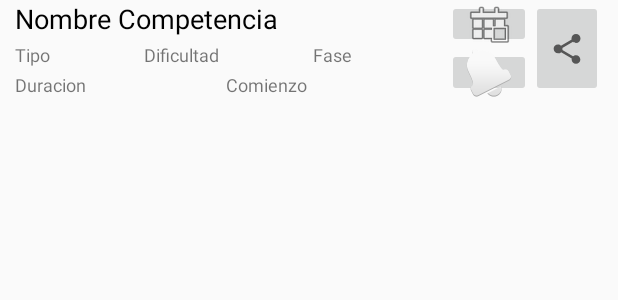
After one commit to hrickert/codeforces, an Android app: the layout item_contest.xml on its own in the app's theme, with its tools: preview values and no code run, on a phone screen of 412 x 824 dp. The commit adds this screen. Shown: the top 300 px of the screen. Run offline under Robolectric (Android 15) with nearby library versions, the phone set to English and light mode, and no system bars.

Commit message:
listview de competencias y usuarios basicos, falta asignar los datos reales

```diff
--- a/app/src/main/java/grupo_go_ra_ri/dam/isi/frsf/codeforces/model/User.java
+++ b/app/src/main/java/grupo_go_ra_ri/dam/isi/frsf/codeforces/model/User.java
@@ -1,8 +1,5 @@
 package grupo_go_ra_ri.dam.isi.frsf.codeforces.model;
 
-/**
- * Created by hrickert on 14/01/2018.
- */
 
 public class User {
     private String handle; 	                // Codeforces user handle.
--- a/app/src/main/res/layout/fragment_users.xml
+++ b/app/src/main/res/layout/fragment_users.xml
@@ -2,7 +2,7 @@
     xmlns:tools="http://schemas.android.com/tools"
     android:layout_width="match_parent"
     android:layout_height="match_parent"
-    tools:context="grupo_go_ra_ri.dam.isi.frsf.codeforces.users">
+    tools:context="grupo_go_ra_ri.dam.isi.frsf.codeforces.users_list">
 
 
     <LinearLayout
@@ -31,7 +31,7 @@
             android:layout_weight="20" />
 
         <Button
-            android:id="@+id/button"
+            android:id="@+id/btn_compare"
             android:layout_width="wrap_content"
             android:layout_height="wrap_content"
             android:layout_gravity="right"
--- /dev/null
+++ b/app/src/main/res/layout/item_contest.xml
@@ -0,0 +1,132 @@
+<?xml version="1.0" encoding="utf-8"?>
+<LinearLayout xmlns:android="http://schemas.android.com/apk/res/android"
+    xmlns:app="http://schemas.android.com/apk/res-auto"
+    android:orientation="vertical" android:layout_width="match_parent"
+    android:layout_height="match_parent">
+
+    <LinearLayout
+        android:layout_width="match_parent"
+        android:layout_height="wrap_content"
+        android:layout_marginLeft="10dp"
+        android:layout_marginRight="10dp"
+        android:orientation="horizontal">
+
+        <LinearLayout
+            android:layout_width="match_parent"
+            android:layout_height="wrap_content"
+            android:layout_gravity="center"
+            android:layout_weight="10"
+            android:orientation="vertical">
+
+            <TextView
+                android:id="@+id/tvc_name"
+                android:layout_width="match_parent"
+                android:layout_height="wrap_content"
+                android:text="Nombre Competencia"
+                android:textColor="@color/colorBlack"
+                android:textSize="18sp" />
+
+            <Space
+                android:layout_width="match_parent"
+                android:layout_height="3dp" />
+
+            <LinearLayout
+                android:layout_width="match_parent"
+                android:layout_height="match_parent"
+                android:orientation="horizontal">
+
+                <TextView
+                    android:id="@+id/tvc_type"
+                    android:layout_width="wrap_content"
+                    android:layout_height="wrap_content"
+                    android:layout_weight="1"
+                    android:text="Tipo"
+                    android:textSize="12sp" />
+
+                <TextView
+                    android:id="@+id/tvc_difficult"
+                    android:layout_width="wrap_content"
+                    android:layout_height="wrap_content"
+                    android:layout_weight="1"
+                    android:text="Dificultad"
+                    android:textSize="12sp" />
+
+                <TextView
+                    android:id="@+id/tvc_phase"
+                    android:layout_width="wrap_content"
+                    android:layout_height="wrap_content"
+                    android:layout_weight="1"
+                    android:text="Fase"
+                    android:textSize="12sp" />
+            </LinearLayout>
+
+            <Space
+                android:layout_width="match_parent"
+                android:layout_height="3dp" />
+
+            <LinearLayout
+                android:layout_width="match_parent"
+                android:layout_height="match_parent"
+                android:orientation="horizontal">
+
+                <TextView
+                    android:id="@+id/tvc_duration"
+                    android:layout_width="wrap_content"
+                    android:layout_height="wrap_content"
+                    android:layout_weight="1"
+                    android:text="Duracion"
+                    android:textSize="12sp" />
+
+                <TextView
+                    android:id="@+id/tvc_start"
+                    android:layout_width="wrap_content"
+                    android:layout_height="wrap_content"
+                    android:layout_weight="1"
+                    android:text="Comienzo"
+                    android:textSize="12sp" />
+
+            </LinearLayout>
+
+        </LinearLayout>
+
+        <LinearLayout
+            android:layout_width="wrap_content"
+            android:layout_height="match_parent"
+            android:layout_gravity="center"
+            android:orientation="vertical">
+
+            <ImageButton
+                android:id="@+id/img_fecha"
+                android:layout_width="match_parent"
+                android:layout_height="0dp"
+                android:layout_weight="1"
+                android:maxHeight="25dp"
+                android:maxWidth="25dp"
+                android:minHeight="25dp"
+                android:minWidth="25dp"
+                app:srcCompat="@android:drawable/ic_menu_today" />
+
+            <ImageButton
+                android:id="@+id/img_alarma"
+                android:layout_width="match_parent"
+                android:layout_height="0dp"
+                android:layout_weight="1"
+                android:maxHeight="25dp"
+                android:maxWidth="25dp"
+                android:minHeight="25dp"
+                android:minWidth="25dp"
+                app:srcCompat="@android:drawable/ic_popup_reminder" />
+        </LinearLayout>
+
+        <ImageButton
+            android:id="@+id/img_compartir"
+            android:layout_width="wrap_content"
+            android:layout_height="match_parent"
+            android:layout_gravity="center"
+            android:maxHeight="25dp"
+            android:maxWidth="25dp"
+            android:minHeight="25dp"
+            android:minWidth="25dp"
+            app:srcCompat="?android:attr/actionModeShareDrawable" />
+    </LinearLayout>
+</LinearLayout>
--- a/app/src/main/res/values/strings.xml
+++ b/app/src/main/res/values/strings.xml
@@ -5,4 +5,7 @@
     <string name="navigation_drawer_open">Open navigation drawer</string>
     <string name="navigation_drawer_close">Close navigation drawer</string>
 
+    <!-- TODO: Remove or change this placeholder text -->
+    <string name="hello_blank_fragment">Hello blank fragment</string>
+
 </resources>
```
Also changed, not shown: app/src/main/java/grupo_go_ra_ri/dam/isi/frsf/codeforces/MenuSlideActivity.java (+4 -4 lines), app/src/main/java/grupo_go_ra_ri/dam/isi/frsf/codeforces/adaptadores/adaptador_competencia.java (added, +70 -0 lines), app/src/main/java/grupo_go_ra_ri/dam/isi/frsf/codeforces/adaptadores/adaptador_usuario.java (added, +75 -0 lines), app/src/main/java/grupo_go_ra_ri/dam/isi/frsf/codeforces/competencias.java (deleted, +0 -19 lines), app/src/main/java/grupo_go_ra_ri/dam/isi/frsf/codeforces/contest_list.java (added, +71 -0 lines), app/src/main/java/grupo_go_ra_ri/dam/isi/frsf/codeforces/model/Contest.java (added, +109 -0 lines), app/src/main/java/grupo_go_ra_ri/dam/isi/frsf/codeforces/users.java (deleted, +0 -19 lines), app/src/main/java/grupo_go_ra_ri/dam/isi/frsf/codeforces/users_list.java (added, +74 -0 lines), app/src/main/res/layout/fragment_contest.xml (renamed from app/src/main/res/layout/fragment_competencias.xml, +9 -8 lines), app/src/main/res/layout/item_user.xml (added, +57 -0 lines).
